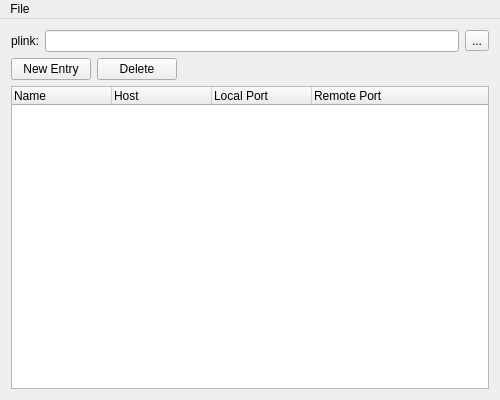
shyim/tunnelmanager, file mainwindow.ui: the form before one commit.
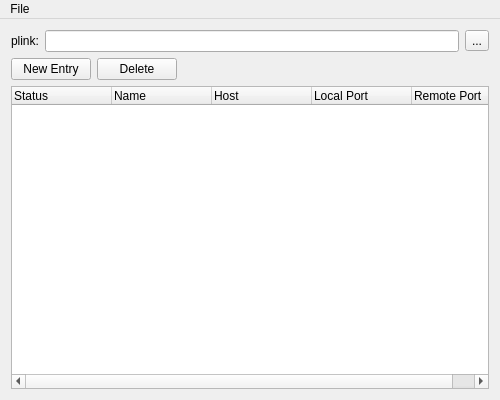
The form after the commit.

Commit message: Added status of process

```diff
--- a/mainwindow.ui
+++ b/mainwindow.ui
@@ -79,6 +79,11 @@
       <property name="selectionMode">
        <enum>QAbstractItemView::MultiSelection</enum>
       </property>
+      <column>
+       <property name="text">
+        <string>Status</string>
+       </property>
+      </column>
       <column>
        <property name="text">
         <string>Name</string>
```
Left out of the diff: 2 changed lines with no effect on the pictures. The commit also changes 2 other files.
